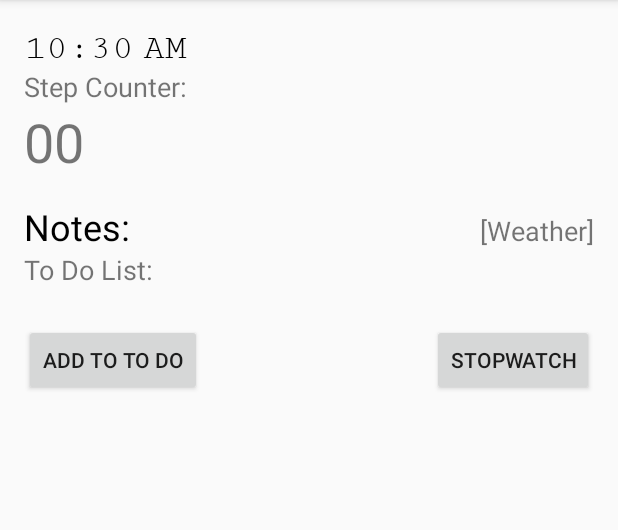
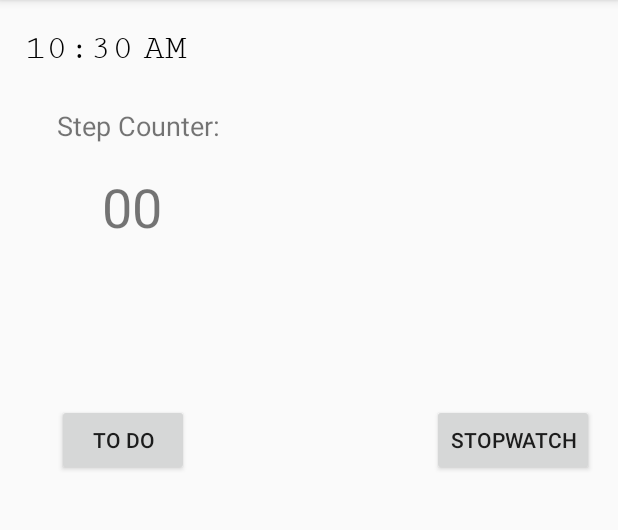
Before and after one commit to davidposs/362First, an Android app: the screen it shows after launch (MainActivity), on a phone screen of 412 x 824 dp, the part 84-614 px from its top. Run offline under Robolectric (Android 15) with nearby library versions, the phone set to English and light mode, and no system bars; 1 statement that could not run was skipped.

Commit message:
Added to do list

```diff
--- a/app/build.gradle
+++ b/app/build.gradle
@@ -28,4 +28,6 @@ dependencies {
     compile 'com.android.support:recyclerview-v7:25.1.1'
     compile 'com.android.support:design:25.1.1'
     testCompile 'junit:junit:4.12'
+    compile 'com.android.support:gridlayout-v7:25.1.1'
+    compile 'org.apache.commons:commons-io:1.3.2'
 }
--- a/app/src/main/AndroidManifest.xml
+++ b/app/src/main/AndroidManifest.xml
@@ -12,12 +12,16 @@
         android:theme="@style/AppTheme">
         <activity android:name=".MainActivity">
             <intent-filter>
+                <category android:name="android.intent.category.LAUNCHER" />
                 <action android:name="android.intent.action.MAIN" />
-                <category android:name="android.intent.category.LAUNCHER" />
+
             </intent-filter>
 
         </activity>
         <activity android:name=".Stopwatch"></activity>
+        <activity android:name=".TDLIST"><intent-filter>
+            <category android:name="android.intent.category.LAUNCHER" />
+        </intent-filter></activity>
 
     </application>
 
--- a/app/src/main/res/layout/activity_main.xml
+++ b/app/src/main/res/layout/activity_main.xml
@@ -67,15 +67,6 @@
                 android:layout_alignParentStart="true" />
             !-->
 
-            <TextView
-                android:id="@+id/TodoList"
-                android:layout_width="wrap_content"
-                android:layout_height="wrap_content"
-                android:text="To Do List:"
-                android:textSize="18sp"
-                android:layout_below="@+id/Notes"
-                android:layout_alignParentStart="true" />
-
 
             <!-- Don't change the size of this text view below without testing it,
                  currently android doesn't support a textview that auto-resizes the
@@ -91,7 +82,16 @@
                 android:gravity="start"
                 android:layout_alignParentTop="true"
                 android:layout_alignParentEnd="true"
-                android:layout_above="@+id/Weather" />
+                />
+
+            <TextView
+                android:id="@+id/stepcounter_Textview"
+                android:layout_width="wrap_content"
+                android:layout_height="wrap_content"
+                android:text="Step Counter:"
+                android:textSize="18sp"
+                android:layout_above="@+id/stepcounter"
+                android:layout_alignEnd="@+id/textClock" />
 
             <TextView
                 android:id="@+id/stepcounter"
@@ -100,8 +100,10 @@
                 android:text="00"
                 android:textAlignment="center"
                 android:textSize="36sp"
-                android:layout_alignParentStart="true"
-                android:layout_below="@+id/stepcounter_Textview" />
+                android:layout_below="@+id/quote"
+                android:layout_alignStart="@+id/stepcounter_Textview"
+                android:layout_marginStart="30dp"
+                android:layout_marginTop="17dp" />
 
             <Button
                 android:id="@+id/btnOpenStopWatch"
@@ -109,48 +111,18 @@
                 android:layout_height="wrap_content"
                 android:onClick="openStopwatch"
                 android:text="Stopwatch"
-                android:layout_alignBaseline="@+id/AddToDo"
-                android:layout_alignBottom="@+id/AddToDo"
-                android:layout_alignParentEnd="true" />
+                android:layout_below="@+id/stepcounter"
+                android:layout_alignParentEnd="true"
+                android:layout_marginTop="107dp" />
 
             <Button
-                android:id="@+id/AddToDo"
+                android:text="To Do"
                 android:layout_width="wrap_content"
                 android:layout_height="wrap_content"
-                android:text="Add to To Do"
-                android:layout_marginTop="97dp"
-                android:layout_below="@+id/stepcounter"
-                android:layout_alignParentStart="true" />
-
-            <TextView
-                android:id="@+id/stepcounter_Textview"
-                android:layout_width="wrap_content"
-                android:layout_height="wrap_content"
-                android:text="Step Counter:"
-                android:textSize="18sp"
-                android:layout_below="@+id/textClock"
-                android:layout_alignParentStart="true" />
-
-            <TextView
-                android:id="@+id/Notes"
-                android:layout_width="wrap_content"
-                android:layout_height="wrap_content"
-                android:text="Notes:"
-                android:textColor="#000000"
-                android:textSize="24sp"
-                android:layout_below="@+id/stepcounter"
-                android:layout_alignParentStart="true"
-                android:layout_marginTop="16dp" />
-
-            <TextView
-                android:id="@+id/Weather"
-                android:layout_width="wrap_content"
-                android:layout_height="wrap_content"
-                android:text="[Weather]"
-                android:textSize="18sp"
-                android:layout_alignBaseline="@+id/Notes"
-                android:layout_alignBottom="@+id/Notes"
-                android:layout_alignParentEnd="true" />
+                android:onClick="openToDO"
+                android:layout_alignBottom="@+id/btnOpenStopWatch"
+                android:layout_alignStart="@+id/stepcounter_Textview"
+                android:id="@+id/todoButton" />
 
         </RelativeLayout>
     </ScrollView>
--- a/app/src/main/res/values/colors.xml
+++ b/app/src/main/res/values/colors.xml
@@ -1,6 +1,6 @@
 <?xml version="1.0" encoding="utf-8"?>
 <resources>
-    <color name="colorPrimary">#16355B</color>
+    <color name="colorPrimary">#16355b</color>
     <color name="colorPrimaryDark">#16355B</color>
     <color name="colorAccent">#000000</color>
 </resources>
--- a/build.gradle
+++ b/build.gradle
@@ -6,6 +6,7 @@ buildscript {
     }
     dependencies {
         classpath 'com.android.tools.build:gradle:2.2.3'
+        //compile 'org.apache.commons:commons-io:1.3.2'
 
         // NOTE: Do not place your application dependencies here; they belong
         // in the individual module build.gradle files
```
Also changed, not shown: app/src/main/java/com/example/emily/a362first/MainActivity.java (+8 -0 lines), app/src/main/java/com/example/emily/a362first/TDLIST.java (added, +96 -0 lines), app/src/main/res/layout/item_todo.xml (deleted, +0 -24 lines), app/src/main/res/layout/layout.xml (added, +44 -0 lines).
